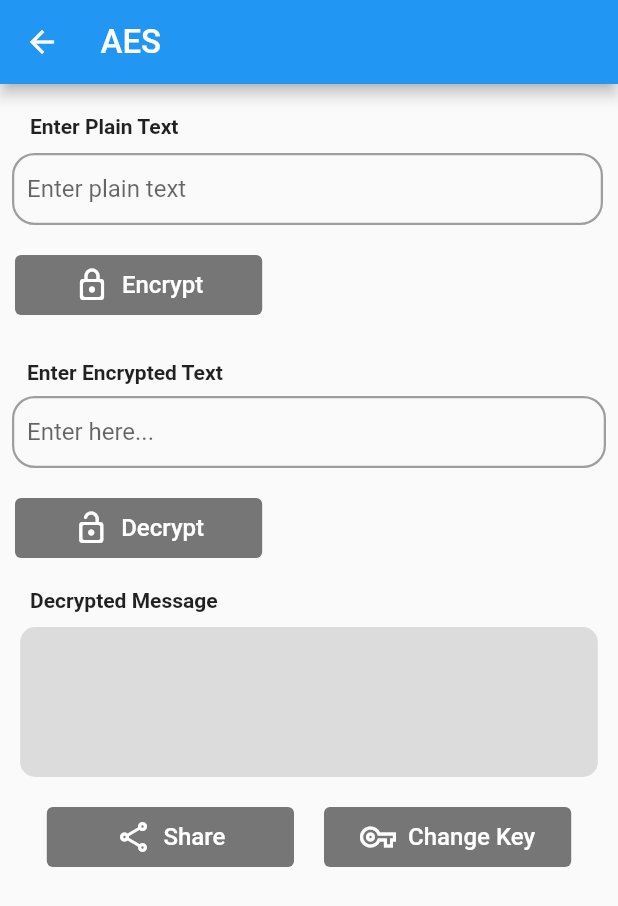
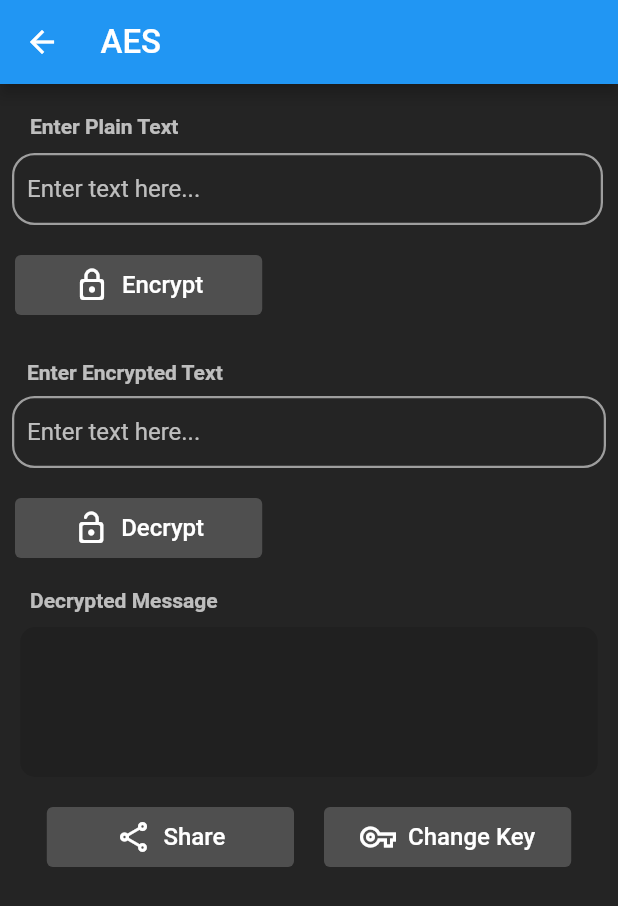
Before and after one commit to Shubham-Hadgal/CryptTalk, a Flutter app: the screen it shows after launch, after a tap on "AES", on a phone screen of 412 x 824 dp. Shown: the top 906 px of the screen. Run offline on Flutter 3.47's test engine with Material 2 defaults, Android fonts, the phone set to English and light mode, and no system bars; our stand-ins replace google_fonts, share_plus, shared_preferences; missing offline and left inert: dart:ffi, dart_des, encrypt.

Commit message:
Optimized UI

```diff
--- a/lib/screens/aes_encryption.dart
+++ b/lib/screens/aes_encryption.dart
@@ -1,6 +1,3 @@
-import 'dart:convert';
-import 'dart:io';
-import 'package:image_picker/image_picker.dart';
 import 'package:flutter/material.dart';
 import 'package:share_plus/share_plus.dart';
 import 'package:encrypt/encrypt.dart' as enc;
@@ -62,7 +59,7 @@ class _AesEncryptionState extends State<AesEncryption> {
                       const Color(0xFFFFFFFF),
                     ),
                     backgroundColor: MaterialStateProperty.all<Color>(
-                      const Color(0xFF767676),
+                      const Color(0xFF4F4F4F),
                     ),
                   ),
                 ),
@@ -93,7 +90,7 @@ class _AesEncryptionState extends State<AesEncryption> {
                       const Color(0xFFFFFFFF),
                     ),
                     backgroundColor: MaterialStateProperty.all<Color>(
-                      const Color(0xFF767676),
+                      const Color(0xFF4F4F4F),
                     ),
                   ),
                 ),
@@ -127,7 +124,7 @@ class _AesEncryptionState extends State<AesEncryption> {
               const Color(0xFFFFFFFF),
             ),
             backgroundColor: MaterialStateProperty.all<Color>(
-              const Color(0xFF767676),
+              const Color(0xFF4F4F4F),
             ),
           ),
         ),
@@ -159,7 +156,7 @@ class _AesEncryptionState extends State<AesEncryption> {
               const Color(0xFFFFFFFF),
             ),
             backgroundColor: MaterialStateProperty.all<Color>(
-              const Color(0xFF767676),
+              const Color(0xFF4F4F4F),
             ),
           ),
         ),
@@ -170,16 +167,20 @@ class _AesEncryptionState extends State<AesEncryption> {
       children: [
         Container(
             padding: EdgeInsets.only(left: 20.0, top: 20.0),
-            child: Text('Enter Plain Text', style: TextStyle(fontWeight: FontWeight.bold)),
+            child: Text('Enter Plain Text', style: TextStyle(fontWeight: FontWeight.bold, color: Colors.white70)),
         ),
         Container(
           padding: EdgeInsets.only(left: 8.0, right: 10.0, top: 10.0),
           child: TextField(
+            style: TextStyle(
+              color: Colors.white
+            ),
             cursorHeight: 20,
             autofocus: false,
             controller: textEditingController1,
             decoration: InputDecoration(
-              hintText: "Enter plain text",
+              hintText: "Enter text here...",
+              hintStyle: TextStyle(color: Colors.white70),
               contentPadding:
               const EdgeInsets.symmetric(vertical: 10, horizontal: 10),
               border: OutlineInputBorder(
@@ -208,15 +209,17 @@ class _AesEncryptionState extends State<AesEncryption> {
           children: [
             Container(
                 padding: EdgeInsets.only(left: 10.0),
-                child: Text('Enter Encrypted Text', style: TextStyle(fontWeight: FontWeight.bold)),
+                child: Text('Enter Encrypted Text', style: TextStyle(fontWeight: FontWeight.bold, color: Colors.white70)),
             ),
             SizedBox(height: 8.0),
             TextField(
               cursorHeight: 20,
+              style: TextStyle(color: Colors.white),
               autofocus: false,
               controller: textEditingController2,
               decoration: InputDecoration(
-                hintText: "Enter here...",
+                hintText: "Enter text here...",
+                hintStyle: TextStyle(color: Colors.white70),
                 contentPadding:
                     const EdgeInsets.symmetric(vertical: 10, horizontal: 10),
                 border: OutlineInputBorder(
@@ -239,7 +242,7 @@ class _AesEncryptionState extends State<AesEncryption> {
     Widget outputTextUI = Column(
       crossAxisAlignment: CrossAxisAlignment.start,
       children: [
-        Container(padding: EdgeInsets.only(left: 20.0, top: 20.0),child: const Text('Decrypted Message', style: TextStyle(fontWeight: FontWeight.bold))),
+        Container(padding: EdgeInsets.only(left: 20.0, top: 20.0),child: const Text('Decrypted Message', style: TextStyle(fontWeight: FontWeight.bold, color: Colors.white70))),
         SizedBox(height: 10.0),
         Center(
           child: SizedBox(
@@ -250,7 +253,7 @@ class _AesEncryptionState extends State<AesEncryption> {
                 borderRadius: BorderRadius.all(Radius.circular(10.0)),
                 color: Colors.black12,
               ),
-              child: Container(padding: EdgeInsets.all(10.0),child: Text(decryptedMsg, style: (TextStyle(fontSize: 16.0)))),
+              child: Container(padding: EdgeInsets.all(10.0),child: Text(decryptedMsg, style: (TextStyle(fontSize: 16.0, color: Colors.white)))),
             ),
           ),
         ),
@@ -258,6 +261,7 @@ class _AesEncryptionState extends State<AesEncryption> {
     );
 
     return Scaffold(
+      backgroundColor: Color(0xFF242424),
       appBar: AppBar(
         title: Container(
           padding: const EdgeInsets.only(left: 10.0),
--- a/lib/screens/des_encryption.dart
+++ b/lib/screens/des_encryption.dart
@@ -61,7 +61,7 @@ class _DesEncryptionState extends State<DesEncryption> {
                       const Color(0xFFFFFFFF),
                     ),
                     backgroundColor: MaterialStateProperty.all<Color>(
-                      const Color(0xFF767676),
+                      const Color(0xFF4F4F4F),
                     ),
                   ),
                 ),
@@ -92,7 +92,7 @@ class _DesEncryptionState extends State<DesEncryption> {
                       const Color(0xFFFFFFFF),
                     ),
                     backgroundColor: MaterialStateProperty.all<Color>(
-                      const Color(0xFF767676),
+                      const Color(0xFF4F4F4F),
                     ),
                   ),
                 ),
@@ -126,7 +126,7 @@ class _DesEncryptionState extends State<DesEncryption> {
               const Color(0xFFFFFFFF),
             ),
             backgroundColor: MaterialStateProperty.all<Color>(
-              const Color(0xFF767676),
+              const Color(0xFF4F4F4F),
             ),
           ),
         ),
@@ -157,7 +157,7 @@ class _DesEncryptionState extends State<DesEncryption> {
               const Color(0xFFFFFFFF),
             ),
             backgroundColor: MaterialStateProperty.all<Color>(
-              const Color(0xFF767676),
+              const Color(0xFF4F4F4F),
             ),
           ),
         ),
@@ -168,16 +168,18 @@ class _DesEncryptionState extends State<DesEncryption> {
       children: [
         Container(
             padding: EdgeInsets.only(left: 20.0, top: 20.0),
-            child: Text('Enter Plain Text', style: TextStyle(fontWeight: FontWeight.bold)),
+            child: Text('Enter Plain Text', style: TextStyle(fontWeight: FontWeight.bold, color: Colors.white70)),
         ),
         Container(
           padding: EdgeInsets.only(left: 8.0, right: 10.0, top: 10.0),
           child: TextField(
             cursorHeight: 20,
+            style: TextStyle(color: Colors.white),
             autofocus: false,
             controller: textEditingController1,
             decoration: InputDecoration(
-              hintText: "Enter plain text",
+              hintText: "Enter text here...",
+              hintStyle: TextStyle(color: Colors.white70),
               contentPadding:
               const EdgeInsets.symmetric(vertical: 10, horizontal: 10),
               border: OutlineInputBorder(
@@ -206,14 +208,16 @@ class _DesEncryptionState extends State<DesEncryption> {
           children: [
             Container(
                 padding: EdgeInsets.only(left: 10.0),
-                child: Text('Enter Encrypted Text', style: TextStyle(fontWeight: FontWeight.bold))),
+                child: Text('Enter Encrypted Text', style: TextStyle(fontWeight: FontWeight.bold, color: Colors.white70))),
             SizedBox(height: 8.0),
             TextField(
               cursorHeight: 20,
               autofocus: false,
+              style: TextStyle(color: Colors.white),
               controller: textEditingController2,
               decoration: InputDecoration(
                 hintText: "Enter here...",
+                hintStyle: TextStyle(color: Colors.white70),
                 contentPadding:
                 const EdgeInsets.symmetric(vertical: 10, horizontal: 10),
                 border: OutlineInputBorder(
@@ -236,7 +240,7 @@ class _DesEncryptionState extends State<DesEncryption> {
     Widget outputTextUI = Column(
       crossAxisAlignment: CrossAxisAlignment.start,
       children: [
-        Container(padding: EdgeInsets.only(left: 20.0, bottom: 10.0, top: 20.0),child: const Text('Decrypted Message', style: TextStyle(fontWeight: FontWeight.bold))),
+        Container(padding: EdgeInsets.only(left: 20.0, bottom: 10.0, top: 20.0),child: const Text('Decrypted Message', style: TextStyle(fontWeight: FontWeight.bold, color: Colors.white70))),
         Center(
           child: SizedBox(
             height: 100.0,
@@ -246,7 +250,7 @@ class _DesEncryptionState extends State<DesEncryption> {
                 borderRadius: BorderRadius.all(Radius.circular(10.0)),
                 color: Colors.black12,
               ),
-              child: Container(padding: EdgeInsets.all(10.0),child: Text(decryptedMsg, style: (TextStyle(fontSize: 16.0)))),
+              child: Container(padding: EdgeInsets.all(10.0),child: Text(decryptedMsg, style: (TextStyle(fontSize: 16.0, color: Colors.white)))),
             ),
           ),
         ),
@@ -254,6 +258,7 @@ class _DesEncryptionState extends State<DesEncryption> {
     );
 
     return Scaffold(
+      backgroundColor: Color(0xFF242424),
       appBar: AppBar(
         title: Container(
           padding: const EdgeInsets.only(left: 10.0),
--- a/lib/screens/home_page.dart
+++ b/lib/screens/home_page.dart
@@ -15,6 +15,8 @@ class _HomeState extends State<Home> {
     // double height = MediaQuery.of(context).size.height;
 
     return Scaffold(
+      // backgroundColor: Colors.black87,
+      backgroundColor: Color(0xFF242424),
       appBar: AppBar(
         title: Container(
           padding: const EdgeInsets.only(left: 20.0),
@@ -45,6 +47,7 @@ class _HomeState extends State<Home> {
                       textStyle: Theme.of(context).textTheme.headline4,
                       fontSize: 20.0,
                       fontWeight: FontWeight.w700,
+                      color: Colors.white70
                     ),
                   ),
                 ),
@@ -52,7 +55,7 @@ class _HomeState extends State<Home> {
             ],
           ),
           Positioned(
-            top: width/1.3,
+            top: width/0.8,
             child: Column(
               children: [
                 Container(
```
Also changed, not shown: assets/background.jpg (added).
